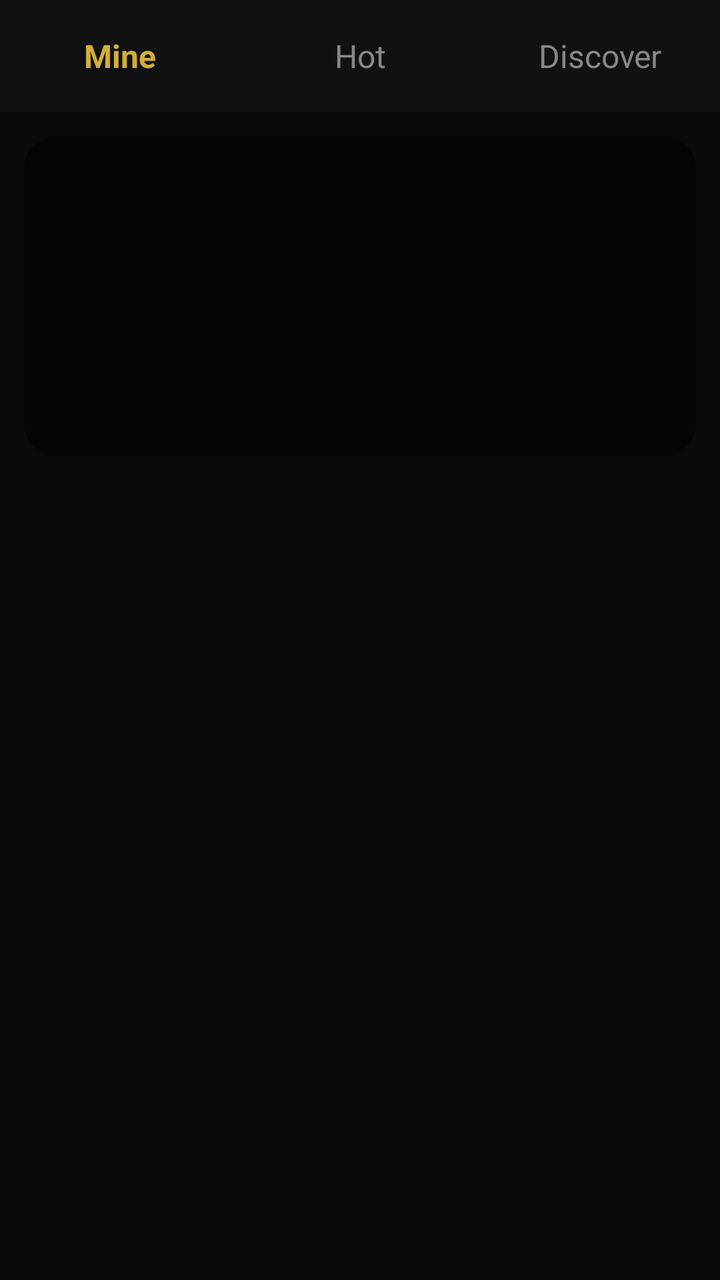
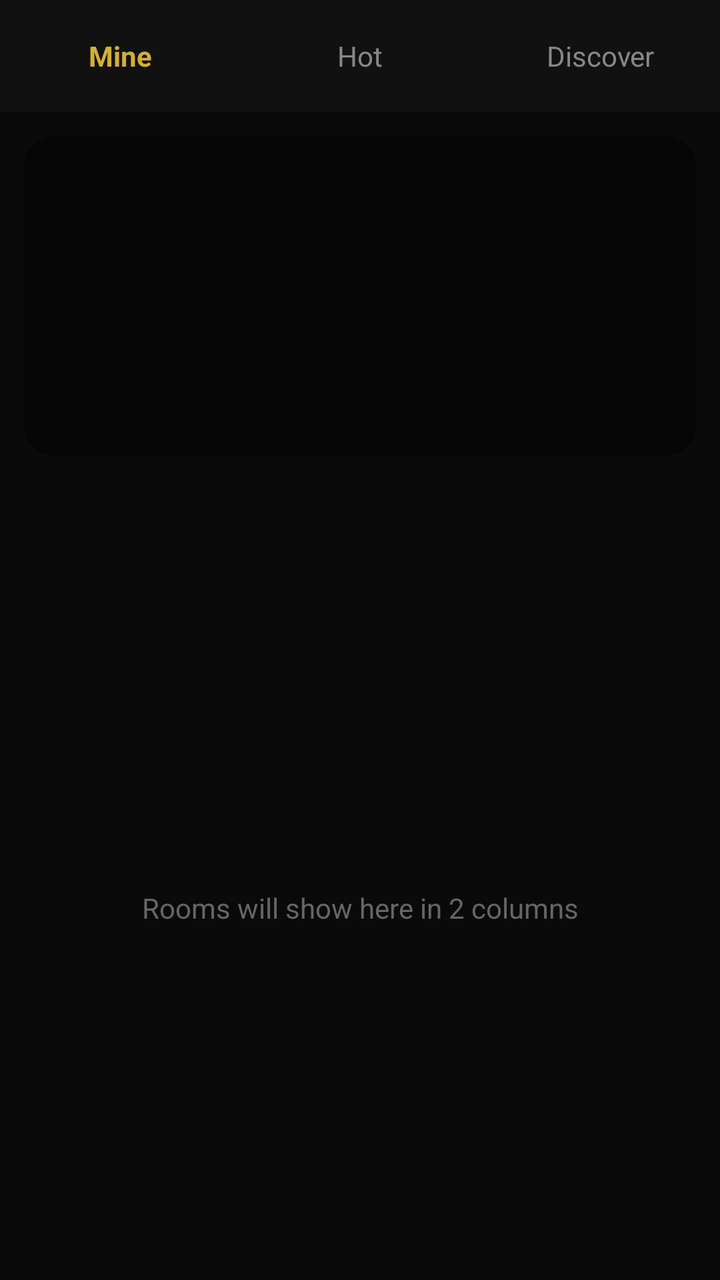

Compare the two renders of this Android layout. The source of the first and the diff that turns it into the second are given below.
<!-- AndroidManifest.xml: application theme Theme.AppCompat.DayNight.NoActionBar -->
<!-- res/layout/activity_main.xml -->
<?xml version="1.0" encoding="utf-8"?>
<LinearLayout xmlns:android="http://schemas.android.com/apk/res/android"
    android:layout_width="match_parent"
    android:layout_height="match_parent"
    android:background="#0A0A0A"
    android:orientation="vertical">

    
    <LinearLayout
        android:layout_width="match_parent"
        android:layout_height="56dp"
        android:orientation="horizontal"
        android:gravity="center"
        android:background="#111111">
        <TextView android:layout_width="0dp" android:layout_height="wrap_content" android:layout_weight="1" android:text="Mine" android:textColor="#D4AF37" android:textStyle="bold" android:gravity="center" android:textSize="16sp"/>
        <TextView android:layout_width="0dp" android:layout_height="wrap_content" android:layout_weight="1" android:text="Hot" android:textColor="#888888" android:gravity="center" android:textSize="16sp"/>
        <TextView android:layout_width="0dp" android:layout_height="wrap_content" android:layout_weight="1" android:text="Discover" android:textColor="#888888" android:gravity="center" android:textSize="16sp"/>
    </LinearLayout>

    
    <View android:layout_width="match_parent" android:layout_height="160dp" android:layout_margin="12dp" android:background="@drawable/rounded_bg" />

    
    <HorizontalScrollView android:layout_width="match_parent" android:layout_height="wrap_content" android:layout_marginTop="8dp">
        <LinearLayout android:layout_width="wrap_content" android:layout_height="wrap_content" android:orientation="horizontal" android:padding="8dp">
            <TextView android:text="Family" android:layout_margin="8dp" android:background="@drawable/rounded_bg" android:padding="12dp" android:textColor="#D4AF37"/>
            <TextView android:text="CP" android:layout_margin="8dp" android:background="@drawable/rounded_bg" android:padding="12dp" android:textColor="#FFFFFF"/>
            <TextView android:text="Weekly Star" android:layout_margin="8dp" android:background="@drawable/rounded_bg" android:padding="12dp" android:textColor="#FFFFFF"/>
            <TextView android:text="Best" android:layout_margin="8dp" android:background="@drawable/rounded_bg" android:padding="12dp" android:textColor="#FFFFFF"/>
            <TextView android:text="New" android:layout_margin="8dp" android:background="@drawable/rounded_bg" android:padding="12dp" android:textColor="#FFFFFF"/>
        </LinearLayout>
    </HorizontalScrollView>

    
    <androidx.recyclerview.widget.RecyclerView
        android:id="@+id/recyclerRooms"
        android:layout_width="match_parent"
        android:layout_height="match_parent"
        android:layout_margin="8dp"/>

</LinearLayout>
<!-- resources referenced by this layout -->
<resources>
  <!-- drawable rounded_bg (drawable) -->
  <?xml version="1.0" encoding="utf-8"?>
  <shape xmlns:android="http://schemas.android.com/apk/res/android"
      android:shape="rectangle">
      <solid android:color="#80000000"/>
      <corners android:radius="16dp"/>
  </shape>
</resources>

<!-- the commit's change to res/layout/activity_main.xml (unified diff, before → after) -->
@@ -5,37 +5,24 @@
     android:background="#0A0A0A"
     android:orientation="vertical">
 
-    
-    <LinearLayout
-        android:layout_width="match_parent"
-        android:layout_height="56dp"
-        android:orientation="horizontal"
-        android:gravity="center"
-        android:background="#111111">
-        <TextView android:layout_width="0dp" android:layout_height="wrap_content" android:layout_weight="1" android:text="Mine" android:textColor="#D4AF37" android:textStyle="bold" android:gravity="center" android:textSize="16sp"/>
-        <TextView android:layout_width="0dp" android:layout_height="wrap_content" android:layout_weight="1" android:text="Hot" android:textColor="#888888" android:gravity="center" android:textSize="16sp"/>
-        <TextView android:layout_width="0dp" android:layout_height="wrap_content" android:layout_weight="1" android:text="Discover" android:textColor="#888888" android:gravity="center" android:textSize="16sp"/>
+    <LinearLayout android:layout_width="match_parent" android:layout_height="56dp" android:orientation="horizontal" android:gravity="center" android:background="#111111">
+        <TextView android:layout_width="0dp" android:layout_height="wrap_content" android:layout_weight="1" android:text="Mine" android:textColor="#D4AF37" android:textStyle="bold" android:gravity="center"/>
+        <TextView android:layout_width="0dp" android:layout_height="wrap_content" android:layout_weight="1" android:text="Hot" android:textColor="#888888" android:gravity="center"/>
+        <TextView android:layout_width="0dp" android:layout_height="wrap_content" android:layout_weight="1" android:text="Discover" android:textColor="#888888" android:gravity="center"/>
     </LinearLayout>
 
-    
     <View android:layout_width="match_parent" android:layout_height="160dp" android:layout_margin="12dp" android:background="@drawable/rounded_bg" />
 
-    
-    <HorizontalScrollView android:layout_width="match_parent" android:layout_height="wrap_content" android:layout_marginTop="8dp">
+    <HorizontalScrollView android:layout_width="match_parent" android:layout_height="wrap_content">
         <LinearLayout android:layout_width="wrap_content" android:layout_height="wrap_content" android:orientation="horizontal" android:padding="8dp">
-            <TextView android:text="Family" android:layout_margin="8dp" android:background="@drawable/rounded_bg" android:padding="12dp" android:textColor="#D4AF37"/>
-            <TextView android:text="CP" android:layout_margin="8dp" android:background="@drawable/rounded_bg" android:padding="12dp" android:textColor="#FFFFFF"/>
-            <TextView android:text="Weekly Star" android:layout_margin="8dp" android:background="@drawable/rounded_bg" android:padding="12dp" android:textColor="#FFFFFF"/>
-            <TextView android:text="Best" android:layout_margin="8dp" android:background="@drawable/rounded_bg" android:padding="12dp" android:textColor="#FFFFFF"/>
-            <TextView android:text="New" android:layout_margin="8dp" android:background="@drawable/rounded_bg" android:padding="12dp" android:textColor="#FFFFFF"/>
+            <TextView android:text="Family" android:layout_margin="6dp" android:background="@drawable/rounded_bg" android:padding="12dp" android:textColor="#D4AF37"/>
+            <TextView android:text="CP" android:layout_margin="6dp" android:background="@drawable/rounded_bg" android:padding="12dp" android:textColor="white"/>
+            <TextView android:text="Weekly Star" android:layout_margin="6dp" android:background="@drawable/rounded_bg" android:padding="12dp" android:textColor="white"/>
+            <TextView android:text="Best" android:layout_margin="6dp" android:background="@drawable/rounded_bg" android:padding="12dp" android:textColor="white"/>
+            <TextView android:text="New" android:layout_margin="6dp" android:background="@drawable/rounded_bg" android:padding="12dp" android:textColor="white"/>
         </LinearLayout>
     </HorizontalScrollView>
 
-    
-    <androidx.recyclerview.widget.RecyclerView
-        android:id="@+id/recyclerRooms"
-        android:layout_width="match_parent"
-        android:layout_height="match_parent"
-        android:layout_margin="8dp"/>
+    <TextView android:layout_width="match_parent" android:layout_height="match_parent" android:text="Rooms will show here in 2 columns" android:textColor="#666666" android:gravity="center"/>
 
 </LinearLayout>
